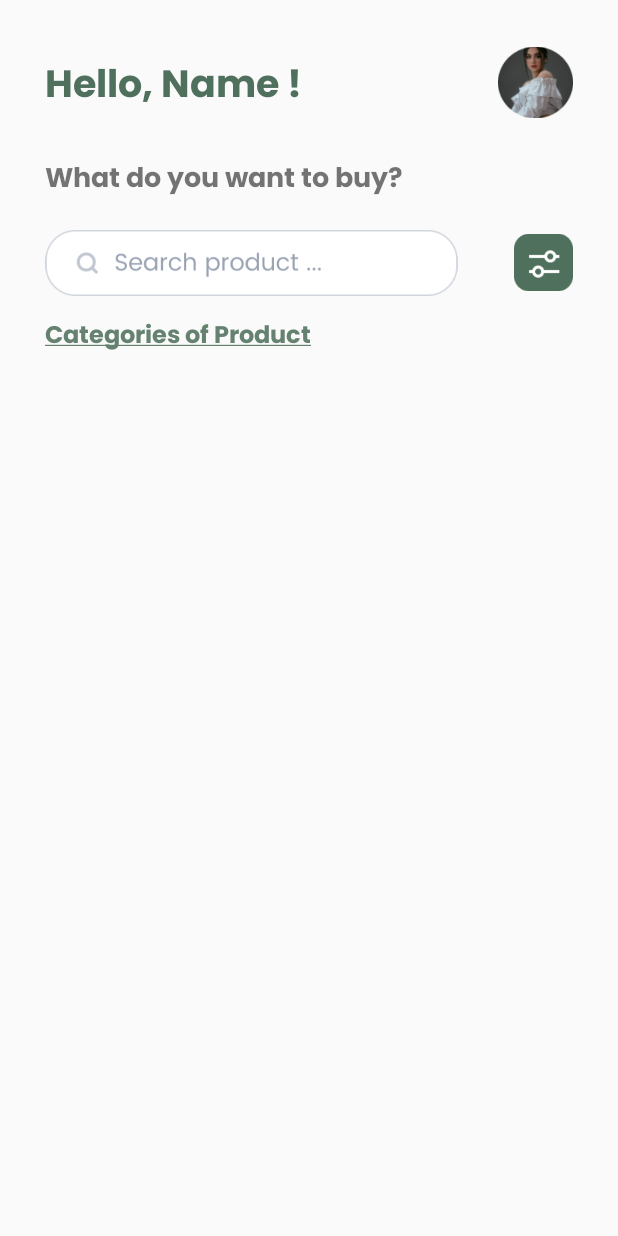
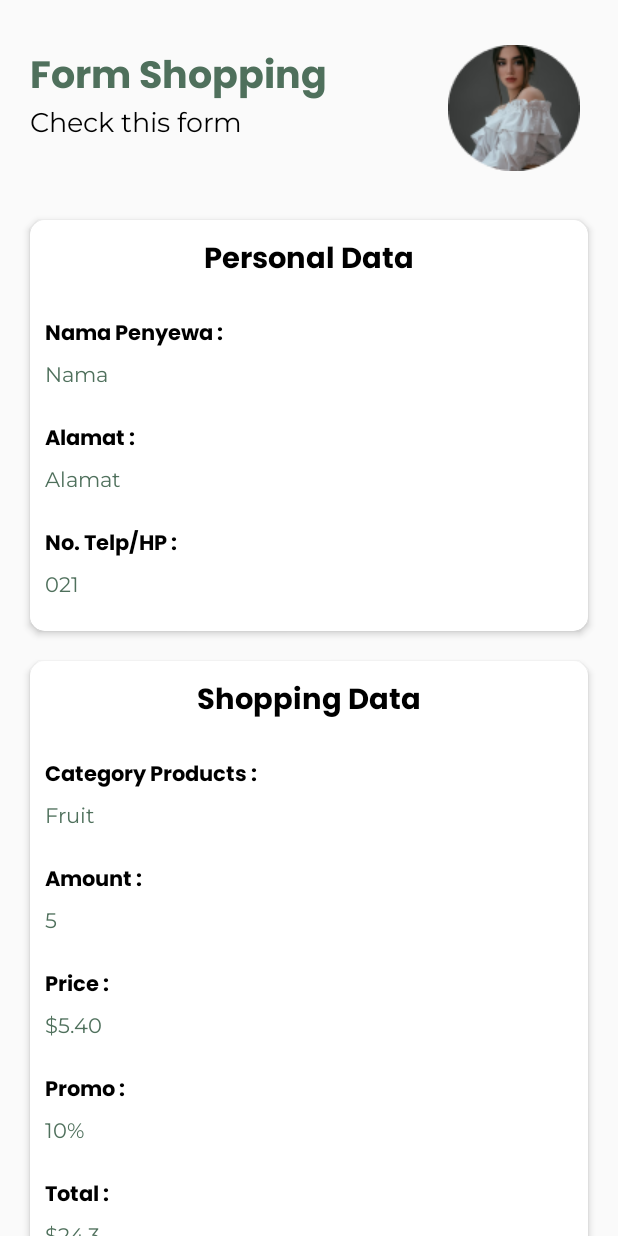
Before and after one commit to poemmy/ProjectPAM, an Android app: the screen it shows after launch (MainActivity), on a phone screen of 412 x 824 dp. Run offline under Robolectric (Android 15) with nearby library versions, the phone set to English and light mode, and no system bars; Roboto replaces fonts that are not available here.

Commit message:
Membuat payment, card product, dan fillpage

```diff
--- a/app/src/main/java/com/example/projectakhirpam/MainActivity.java
+++ b/app/src/main/java/com/example/projectakhirpam/MainActivity.java
@@ -9,6 +9,6 @@ public class MainActivity extends AppCompatActivity {
     @Override
     protected void onCreate(Bundle savedInstanceState) {
         super.onCreate(savedInstanceState);
-        setContentView(R.layout.activity_main);
+        setContentView(R.layout.fillpage);
     }
 }
--- /dev/null
+++ b/app/src/main/res/drawable/bg_back.xml
@@ -0,0 +1,6 @@
+<?xml version="1.0" encoding="utf-8"?>
+<shape xmlns:android="http://schemas.android.com/apk/res/android"
+    android:shape="rectangle">
+    <solid android:color="#385A64"/>
+    <corners android:radius="30dp"/>
+</shape>
--- /dev/null
+++ b/app/src/main/res/layout/fillpage.xml
@@ -0,0 +1,284 @@
+<?xml version="1.0" encoding="utf-8"?>
+<RelativeLayout xmlns:android="http://schemas.android.com/apk/res/android"
+    xmlns:app="http://schemas.android.com/apk/res-auto"
+    android:layout_width="match_parent"
+    android:layout_height="match_parent">
+
+    <TextView
+        android:id="@+id/judulfill"
+        android:layout_width="match_parent"
+        android:layout_height="wrap_content"
+        android:layout_marginBottom="30dp"
+        android:fontFamily="@font/poppins_bold"
+        android:paddingLeft="20dp"
+        android:paddingTop="30dp"
+        android:text="Form Shopping"
+        android:textColor="#4F705C"
+        android:textSize="25dp" />
+
+    <TextView
+        android:id="@+id/deskfill"
+        android:layout_width="match_parent"
+        android:layout_height="wrap_content"
+        android:layout_marginBottom="30dp"
+        android:fontFamily="@font/montserrat"
+        android:paddingLeft="20dp"
+        android:paddingTop="30dp"
+        android:text="Check this form"
+        android:textColor="#000"
+        android:textSize="18dp"
+        android:layout_marginTop="40dp"/>
+
+    <ScrollView
+        android:layout_width="match_parent"
+        android:layout_height="wrap_content"
+        android:layout_below="@+id/deskfill"
+        android:clipToPadding="false"
+        android:fillViewport="false"
+        android:paddingBottom="10dp"
+        android:scrollbars="none">
+
+        <LinearLayout
+            android:layout_width="match_parent"
+            android:layout_height="wrap_content"
+            android:layout_margin="10dp"
+            android:orientation="vertical">
+
+            <com.google.android.material.card.MaterialCardView
+                android:layout_width="match_parent"
+                android:layout_height="wrap_content"
+                android:layout_margin="10dp"
+                app:cardCornerRadius="10dp"
+                app:cardElevation="3dp"
+                app:strokeWidth="2dp">
+
+                <RelativeLayout
+                    android:layout_width="wrap_content"
+                    android:layout_height="wrap_content"
+                    android:layout_margin="10dp">
+
+                    <TextView
+                        android:id="@+id/idData"
+                        android:fontFamily="@font/poppins_bold"
+                        android:layout_width="wrap_content"
+                        android:layout_height="wrap_content"
+                        android:layout_centerHorizontal="true"
+                        android:text="Personal Data"
+                        android:textColor="@color/black"
+                        android:textSize="19sp"
+                        android:textStyle="bold" />
+
+                    <TextView
+                        android:id="@+id/txName"
+                        android:layout_width="match_parent"
+                        android:layout_height="30dp"
+                        android:layout_below="@+id/idData"
+                        android:layout_marginTop="20dp"
+                        android:text="Nama Penyewa :"
+                        android:fontFamily="@font/poppins_bold"
+                        android:textColor="@android:color/black"
+                        android:textSize="14dp" />
+
+                    <TextView
+                        android:id="@+id/hslNama"
+                        android:layout_width="match_parent"
+                        android:layout_height="30dp"
+                        android:layout_below="@+id/txName"
+                        android:text="Nama"
+                        android:fontFamily="@font/montserrat"
+                        android:textColor="#4F705C"
+                        android:textSize="14dp" />
+
+                    <TextView
+                        android:id="@+id/txAlamat"
+                        android:layout_width="match_parent"
+                        android:layout_height="30dp"
+                        android:layout_below="@+id/hslNama"
+                        android:layout_marginTop="10dp"
+                        android:text="Alamat :"
+                        android:fontFamily="@font/poppins_bold"
+                        android:textColor="@android:color/black"
+                        android:textSize="14dp" />
+
+                    <TextView
+                        android:id="@+id/hslAlamat"
+                        android:layout_width="match_parent"
+                        android:layout_height="30dp"
+                        android:layout_below="@+id/txAlamat"
+                        android:text="Alamat"
+                        android:fontFamily="@font/montserrat"
+                        android:textColor="#4F705C"
+                        android:textSize="14dp" />
+
+                    <TextView
+                        android:id="@+id/txTlp"
+                        android:layout_width="match_parent"
+                        android:layout_height="30dp"
+                        android:layout_below="@+id/hslAlamat"
+                        android:layout_marginTop="10dp"
+                        android:text="No. Telp/HP :"
+                        android:fontFamily="@font/poppins_bold"
+                        android:textColor="@android:color/black"
+                        android:textSize="14dp" />
+
+                    <TextView
+                        android:id="@+id/HTelp"
+                        android:layout_width="match_parent"
+                        android:layout_height="30dp"
+                        android:layout_below="@+id/txTlp"
+                        android:fontFamily="@font/montserrat"
+                        android:text="021"
+                        android:textColor="#4F705C"
+                        android:textSize="14sp" />
+
+                </RelativeLayout>
+
+            </com.google.android.material.card.MaterialCardView>
+
+            <com.google.android.material.card.MaterialCardView
+                android:layout_width="match_parent"
+                android:layout_height="wrap_content"
+                android:layout_margin="10dp"
+                app:cardCornerRadius="10dp"
+                app:cardElevation="3dp"
+                app:strokeWidth="2dp">
+
+                <RelativeLayout
+                    android:layout_width="wrap_content"
+                    android:layout_height="wrap_content"
+                    android:layout_margin="10dp">
+
+                    <TextView
+                        android:id="@+id/dataShop"
+                        android:layout_width="wrap_content"
+                        android:layout_height="wrap_content"
+                        android:layout_centerHorizontal="true"
+                        android:text="Shopping Data"
+                        android:fontFamily="@font/poppins_bold"
+                        android:textColor="@color/black"
+                        android:textSize="19sp"/>
+
+                    <TextView
+                        android:id="@+id/txtMerk"
+                        android:layout_width="match_parent"
+                        android:layout_height="30dp"
+                        android:layout_below="@+id/dataShop"
+                        android:layout_marginTop="20dp"
+                        android:text="Category Products :"
+                        android:fontFamily="@font/poppins_bold"
+                        android:textColor="@android:color/black"
+                        android:textSize="14dp" />
+
+                    <TextView
+                        android:id="@+id/hslProduk"
+                        android:layout_width="match_parent"
+                        android:layout_height="30dp"
+                        android:layout_below="@+id/txtMerk"
+                        android:text="Fruit"
+                        android:fontFamily="@font/montserrat"
+                        android:textColor="#4F705C"
+                        android:textSize="14dp" />
+
+                    <TextView
+                        android:id="@+id/txJumlah"
+                        android:fontFamily="@font/poppins_bold"
+                        android:layout_width="match_parent"
+                        android:layout_height="30dp"
+                        android:layout_below="@+id/hslProduk"
+                        android:layout_marginTop="10dp"
+                        android:text="Amount :"
+                        android:textColor="@android:color/black"
+                        android:textSize="14dp" />
+
+                    <TextView
+                        android:id="@+id/hslJumlah"
+                        android:fontFamily="@font/montserrat"
+                        android:layout_width="match_parent"
+                        android:layout_height="30dp"
+                        android:layout_below="@+id/txJumlah"
+                        android:text="5"
+                        android:textColor="#4F705C"
+                        android:textSize="14dp" />
+
+                    <TextView
+                        android:id="@+id/txHarga"
+                        android:layout_width="match_parent"
+                        android:layout_height="30dp"
+                        android:fontFamily="@font/poppins_bold"
+                        android:layout_below="@+id/hslJumlah"
+                        android:layout_marginTop="10dp"
+                        android:text="Price :"
+                        android:textColor="@android:color/black"
+                        android:textSize="14dp" />
+
+                    <TextView
+                        android:id="@+id/hslHarga"
+                        android:layout_width="match_parent"
+                        android:layout_height="30dp"
+                        android:fontFamily="@font/montserrat"
+                        android:layout_below="@+id/txHarga"
+                        android:text="$5.40"
+                        android:textColor="#4F705C"
+                        android:textSize="14dp" />
+
+                    <TextView
+                        android:id="@+id/txPromo"
+                        android:layout_width="match_parent"
+                        android:layout_height="30dp"
+                        android:fontFamily="@font/poppins_bold"
+                        android:layout_below="@+id/hslHarga"
+                        android:layout_marginTop="10dp"
+                        android:text="Promo :"
+                        android:textColor="@android:color/black"
+                        android:textSize="14dp" />
+
+                    <TextView
+                        android:id="@+id/hslPromo"
+                        android:fontFamily="@font/montserrat"
+                        android:layout_width="match_parent"
+                        android:layout_height="30dp"
+                        android:layout_below="@+id/txPromo"
+                        android:text="10%"
+                        android:textColor="#4F705C"
+                        android:textSize="14sp" />
+
+                    <TextView
+                        android:id="@+id/txTotal"
+                        android:layout_width="match_parent"
+                        android:layout_height="30dp"
+                        android:fontFamily="@font/poppins_bold"
+                        android:layout_below="@+id/hslPromo"
+                        android:layout_marginTop="10dp"
+                        android:text="Total :"
+                        android:textColor="@android:color/black"
+                        android:textSize="14dp" />
+
+                    <TextView
+                        android:id="@+id/hslTotal"
+                        android:fontFamily="@font/montserrat"
+                        android:layout_width="match_parent"
+                        android:layout_height="30dp"
+                        android:layout_below="@+id/txTotal"
+                        android:text="$24.3"
+                        android:textColor="#4F705C"
+                        android:textSize="14sp" />
+
+                </RelativeLayout>
+
+            </com.google.android.material.card.MaterialCardView>
+
+        </LinearLayout>
+
+    </ScrollView>
+
+    <ImageView
+        android:id="@+id/imageView8"
+        android:layout_width="wrap_content"
+        android:layout_height="wrap_content"
+        android:layout_alignParentTop="true"
+        android:layout_alignParentEnd="true"
+        android:layout_marginTop="30dp"
+        android:layout_marginEnd="25dp"
+        app:srcCompat="@drawable/img" />
+
+</RelativeLayout>
```
Also changed, not shown: app/src/main/res/layout/card_sayur.xml (+89 -9 lines), app/src/main/res/layout/homepage2.xml (+6 -4 lines), app/src/main/res/layout/payment.xml (added, +56 -0 lines), app/src/main/res/drawable/apple.png (added), app/src/main/res/drawable/carrot.png, app/src/main/res/drawable/cherry.png (added), app/src/main/res/drawable/grape.png (added), app/src/main/res/drawable/green_colar.png (added), app/src/main/res/drawable/orange.png (added), app/src/main/res/drawable/passion_fruit.png (added), app/src/main/res/drawable/payment.png (added), app/src/main/res/drawable/pepper.png (added), app/src/main/res/drawable/radish.png (added).
